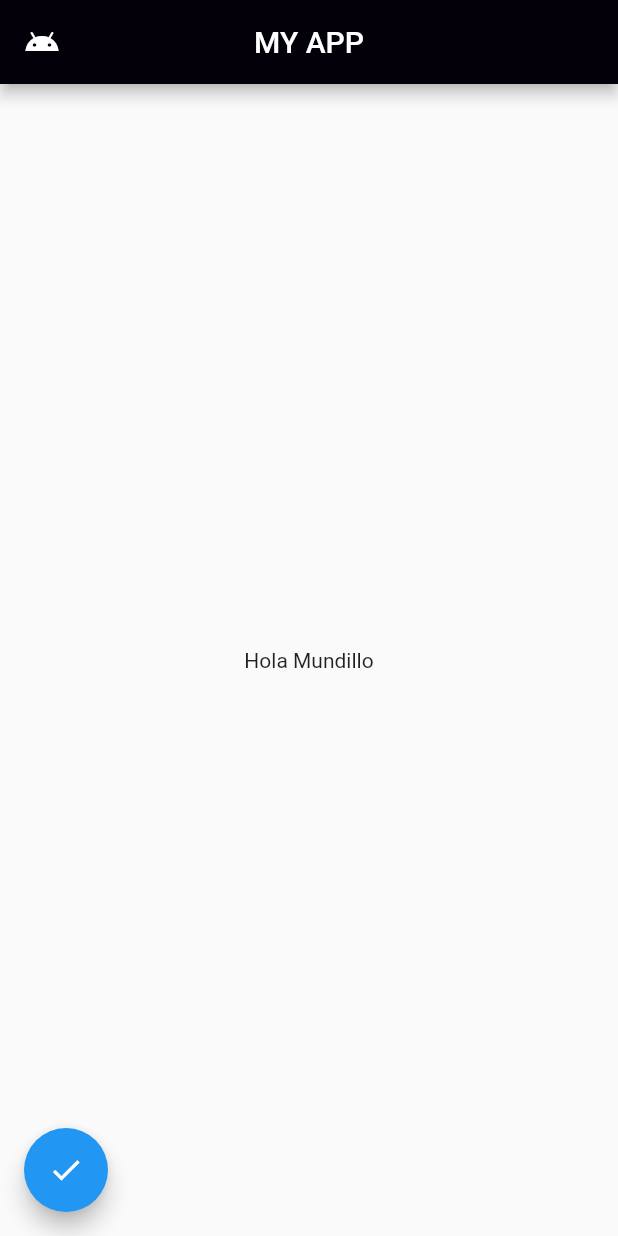
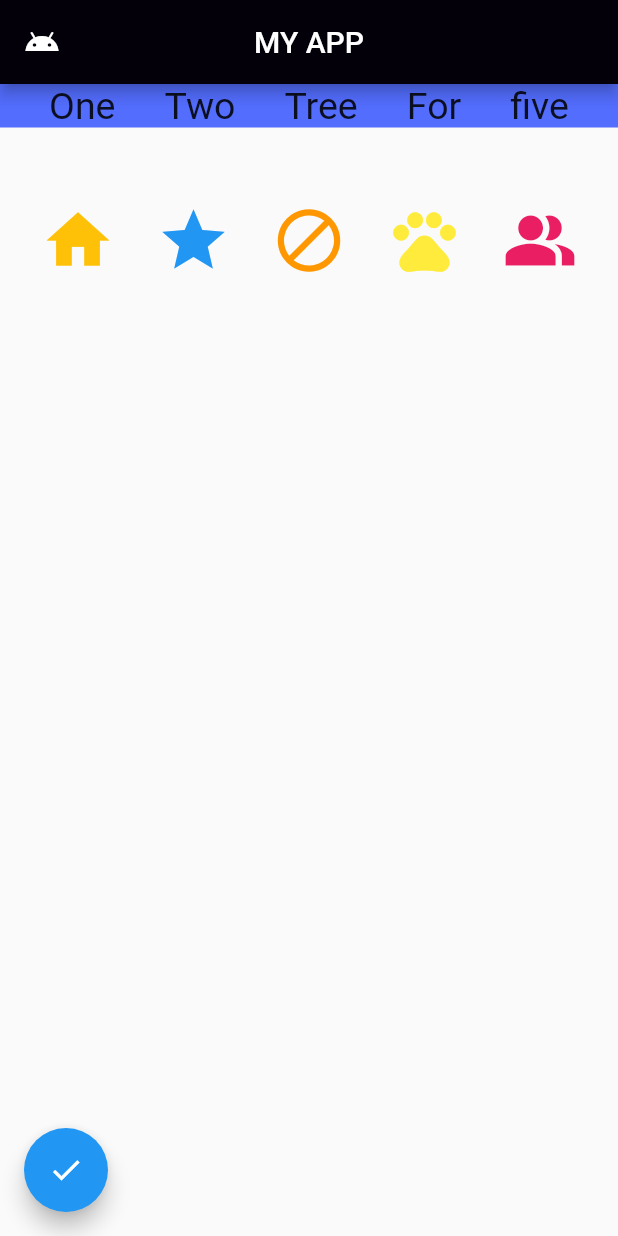
Before and after one commit to MatiMatos/flutter_application_1, a Flutter app: the Home_screen screen opened directly, on a phone screen of 412 x 824 dp. Run offline on Flutter 3.47's test engine with Material 2 defaults, Android fonts, the phone set to English and light mode, and no system bars.

Commit message:
Segunda clase con Flutter

```diff
--- a/lib/main.dart
+++ b/lib/main.dart
@@ -1,4 +1,5 @@
 import 'package:flutter/material.dart';
+import 'package:flutter_application_1/screens/boton_screen.dart';
 import 'package:flutter_application_1/screens/home_screen.dart';
 
 void main() {
@@ -14,7 +15,7 @@ class MyApp extends StatelessWidget {
     return MaterialApp(
       debugShowCheckedModeBanner: false,
       title: 'Flutter Demo',
-      home: Home_screen(),
+      home: botonScreen(),
     );
   }
 }
--- a/lib/screens/home_screen.dart
+++ b/lib/screens/home_screen.dart
@@ -1,7 +1,7 @@
 import 'package:flutter/material.dart';
 
 class Home_screen extends StatelessWidget {
-  const Home_screen({super.key});
+  final estiloTextoRow = TextStyle(fontSize: 25);
 
   @override
   Widget build(BuildContext context) {
@@ -12,8 +12,50 @@ class Home_screen extends StatelessWidget {
         centerTitle: true,
         backgroundColor: const Color.fromARGB(255, 4, 0, 10),
       ),
-      body: Center(
-        child: Text('Hola Mundillo'),
+      body: Column(
+        children: [
+          Container(
+            color: Colors.indigoAccent,
+            child: Row(
+                mainAxisAlignment: MainAxisAlignment.spaceEvenly,
+                children: [
+                  Text(
+                    'One',
+                    style: estiloTextoRow,
+                  ),
+                  Text(
+                    'Two',
+                    style: estiloTextoRow,
+                  ),
+                  Text(
+                    'Tree',
+                    style: estiloTextoRow,
+                  ),
+                  Text(
+                    'For',
+                    style: estiloTextoRow,
+                  ),
+                  Text(
+                    'five',
+                    style: estiloTextoRow,
+                  ),
+                ]),
+          ),
+          Container(
+            color: Color(0x0082F8EF),
+            height: 150,
+            child: Row(
+              mainAxisAlignment: MainAxisAlignment.spaceEvenly,
+              children: [
+                Icon(Icons.home, size: 50, color: Colors.amber),
+                Icon(Icons.grade, size: 50, color: Colors.blue),
+                Icon(Icons.block, size: 50, color: Colors.orange),
+                Icon(Icons.pets, size: 50, color: Color(0xFFFFEB3B)),
+                Icon(Icons.people_alt, size: 50, color: Colors.pink),
+              ],
+            ),
+          )
+        ],
       ),
       floatingActionButtonLocation: FloatingActionButtonLocation.startFloat,
       floatingActionButton: FloatingActionButton(
```
Also changed, not shown: lib/screens/boton_screen.dart (added, +46 -0 lines).
